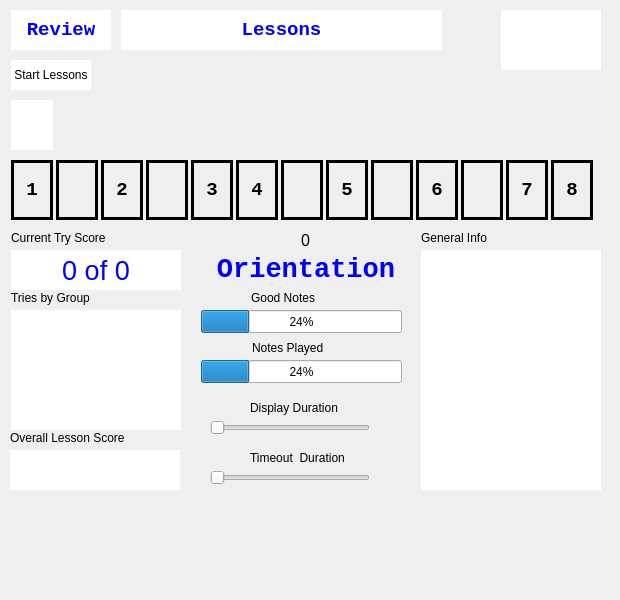
knordine11/knThreadedQuizFull, file widget.ui: the form before one commit.
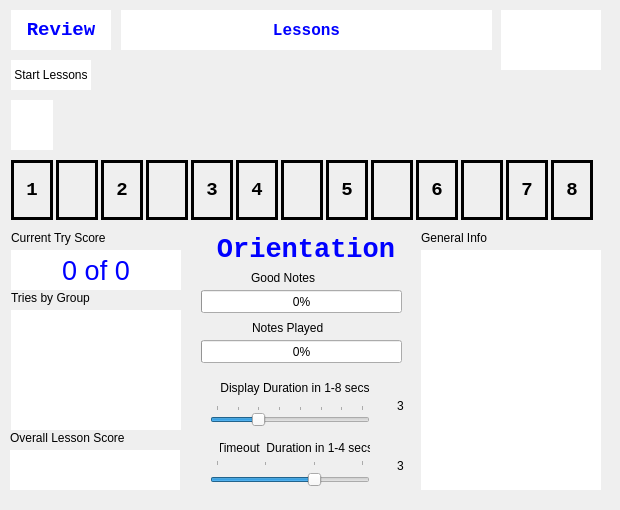
The form after the commit.

Diff of the .ui file:
```diff
--- a/widget.ui
+++ b/widget.ui
@@ -7,7 +7,7 @@
     <x>0</x>
     <y>0</y>
     <width>620</width>
-    <height>600</height>
+    <height>510</height>
    </rect>
   </property>
   <property name="windowTitle">
@@ -17,20 +17,23 @@
    <property name="geometry">
     <rect>
      <x>201</x>
-     <y>360</y>
+     <y>340</y>
      <width>201</width>
      <height>23</height>
     </rect>
    </property>
+   <property name="maximum">
+    <number>20</number>
+   </property>
    <property name="value">
-    <number>24</number>
+    <number>0</number>
    </property>
   </widget>
   <widget class="QLabel" name="label_10">
    <property name="geometry">
     <rect>
-     <x>250</x>
-     <y>450</y>
+     <x>220</x>
+     <y>440</y>
      <width>150</width>
      <height>16</height>
     </rect>
@@ -39,20 +42,26 @@
     <number>4</number>
    </property>
    <property name="text">
-    <string>Timeout  Duration</string>
+    <string>Timeout  Duration in 1-4 secs</string>
+   </property>
+   <property name="alignment">
+    <set>Qt::AlignmentFlag::AlignCenter</set>
    </property>
   </widget>
   <widget class="QLabel" name="label_9">
    <property name="geometry">
     <rect>
-     <x>250</x>
-     <y>400</y>
+     <x>220</x>
+     <y>380</y>
      <width>150</width>
      <height>16</height>
     </rect>
    </property>
    <property name="text">
-    <string>Display Duration</string>
+    <string>Display Duration in 1-8 secs</string>
+   </property>
+   <property name="alignment">
+    <set>Qt::AlignmentFlag::AlignCenter</set>
    </property>
   </widget>
   <widget class="QLabel" name="lb_info">
@@ -88,7 +97,7 @@
    <property name="geometry">
     <rect>
      <x>252</x>
-     <y>340</y>
+     <y>320</y>
      <width>150</width>
      <height>16</height>
     </rect>
@@ -129,7 +138,7 @@
    <property name="geometry">
     <rect>
      <x>251</x>
-     <y>290</y>
+     <y>270</y>
      <width>150</width>
      <height>16</height>
     </rect>
@@ -161,20 +170,32 @@
    <property name="geometry">
     <rect>
      <x>210</x>
-     <y>420</y>
+     <y>405</y>
      <width>160</width>
-     <height>16</height>
+     <height>21</height>
     </rect>
    </property>
    <property name="minimum">
     <number>1</number>
    </property>
    <property name="maximum">
-    <number>7</number>
+    <number>8</number>
+   </property>
+   <property name="value">
+    <number>3</number>
+   </property>
+   <property name="sliderPosition">
+    <number>3</number>
    </property>
    <property name="orientation">
     <enum>Qt::Orientation::Horizontal</enum>
    </property>
+   <property name="tickPosition">
+    <enum>QSlider::TickPosition::TicksAbove</enum>
+   </property>
+   <property name="tickInterval">
+    <number>1</number>
+   </property>
   </widget>
   <widget class="QPushButton" name="btnStart">
    <property name="geometry">
@@ -238,13 +259,16 @@
    <property name="geometry">
     <rect>
      <x>201</x>
-     <y>310</y>
+     <y>290</y>
      <width>201</width>
      <height>23</height>
     </rect>
    </property>
+   <property name="maximum">
+    <number>20</number>
+   </property>
    <property name="value">
-    <number>24</number>
+    <number>0</number>
    </property>
   </widget>
   <widget class="QLabel" name="note4">
@@ -280,14 +304,14 @@
     <rect>
      <x>121</x>
      <y>10</y>
-     <width>321</width>
+     <width>371</width>
      <height>40</height>
     </rect>
    </property>
    <property name="font">
     <font>
      <family>Courier New</family>
-     <pointsize>14</pointsize>
+     <pointsize>12</pointsize>
      <bold>true</bold>
     </font>
    </property>
@@ -333,10 +357,10 @@
   <widget class="QLabel" name="lb_note">
    <property name="geometry">
     <rect>
-     <x>461</x>
-     <y>10</y>
-     <width>37</width>
-     <height>51</height>
+     <x>530</x>
+     <y>80</y>
+     <width>51</width>
+     <height>21</height>
     </rect>
    </property>
    <property name="font">
@@ -404,34 +428,13 @@
     <set>Qt::AlignmentFlag::AlignCenter</set>
    </property>
   </widget>
-  <widget class="QLabel" name="lb_Monitor">
-   <property name="geometry">
-    <rect>
-     <x>250</x>
-     <y>230</y>
-     <width>111</width>
-     <height>21</height>
-    </rect>
-   </property>
-   <property name="font">
-    <font>
-     <pointsize>12</pointsize>
-    </font>
-   </property>
-   <property name="text">
-    <string>0</string>
-   </property>
-   <property name="alignment">
-    <set>Qt::AlignmentFlag::AlignCenter</set>
-   </property>
-  </widget>
   <widget class="QSlider" name="sldTimeoutDuration">
    <property name="geometry">
     <rect>
      <x>210</x>
-     <y>470</y>
+     <y>460</y>
      <width>160</width>
-     <height>16</height>
+     <height>31</height>
     </rect>
    </property>
    <property name="minimum">
@@ -440,9 +443,18 @@
    <property name="maximum">
     <number>4</number>
    </property>
+   <property name="sliderPosition">
+    <number>3</number>
+   </property>
    <property name="orientation">
     <enum>Qt::Orientation::Horizontal</enum>
    </property>
+   <property name="tickPosition">
+    <enum>QSlider::TickPosition::TicksAbove</enum>
+   </property>
+   <property name="tickInterval">
+    <number>1</number>
+   </property>
   </widget>
   <widget class="QLabel" name="note5">
    <property name="geometry">
@@ -504,7 +516,7 @@
    <property name="geometry">
     <rect>
      <x>201</x>
-     <y>250</y>
+     <y>230</y>
      <width>210</width>
      <height>40</height>
     </rect>
@@ -796,6 +808,38 @@
     <set>Qt::AlignmentFlag::AlignCenter</set>
    </property>
   </widget>
+  <widget class="QLabel" name="lb_DurationPos">
+   <property name="geometry">
+    <rect>
+     <x>390</x>
+     <y>390</y>
+     <width>21</width>
+     <height>31</height>
+    </rect>
+   </property>
+   <property name="text">
+    <string>3</string>
+   </property>
+   <property name="alignment">
+    <set>Qt::AlignmentFlag::AlignCenter</set>
+   </property>
+  </widget>
+  <widget class="QLabel" name="lb_TimeoutPos">
+   <property name="geometry">
+    <rect>
+     <x>390</x>
+     <y>450</y>
+     <width>21</width>
+     <height>31</height>
+    </rect>
+   </property>
+   <property name="text">
+    <string>3</string>
+   </property>
+   <property name="alignment">
+    <set>Qt::AlignmentFlag::AlignCenter</set>
+   </property>
+  </widget>
  </widget>
  <resources/>
  <connections/>
```
Left out of the diff: 11 changed lines with no effect on the pictures.
